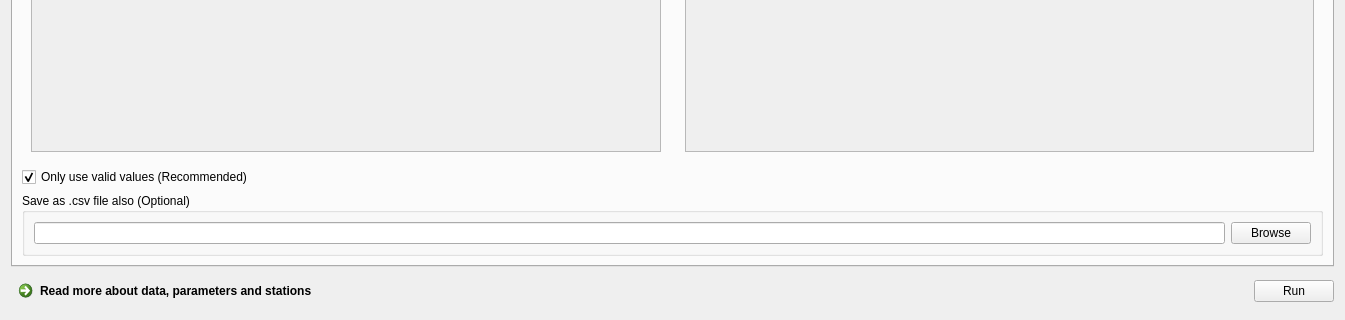
Qt form DMI_Open_Data_dialog_base.ui (dmidk/Open-Data-QGIS-plugin) before a commit; both pictures show x 0 to 1345 and y 293 to 613 of the 1345 by 613 pixel window.
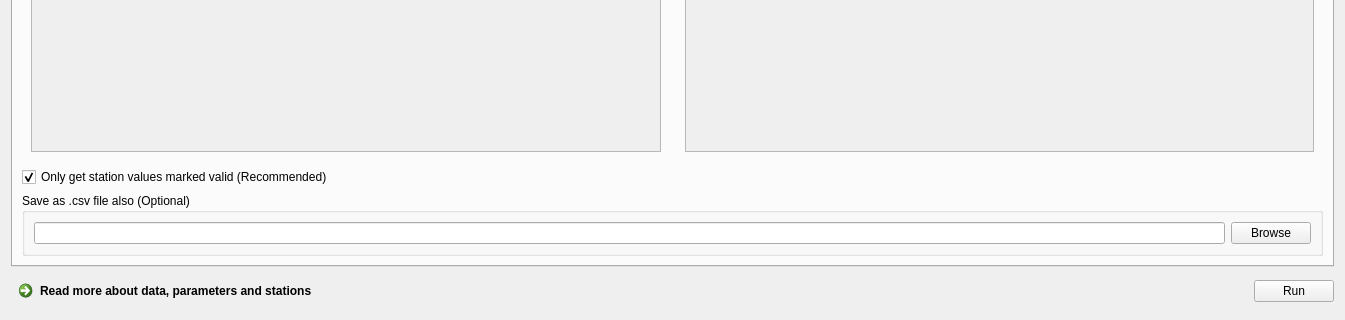
The same form after that commit. The open tabs and pages were chosen to show the change.

Commit message: Improve explanation of climate data station value validity filter

Diff of the .ui file:
```diff
--- a/DMI_Open_Data_dialog_base.ui
+++ b/DMI_Open_Data_dialog_base.ui
@@ -513,7 +513,7 @@
           <string>&lt;html&gt;&lt;head/&gt;&lt;body&gt;&lt;p&gt;A valid value is quality controlled by DMIs climatologists and representative of the actual climate. By unchecking this box, you could retrieve data excluded by the climatologists because it is incorrect&lt;/p&gt;&lt;/body&gt;&lt;/html&gt;</string>
          </property>
          <property name="text">
-          <string>Only use valid values (Recommended)</string>
+          <string>Only get station values marked valid (Recommended)</string>
          </property>
          <property name="checked">
           <bool>true</bool>
```
Left out of the diff: 34 changed lines with no effect on the pictures.
